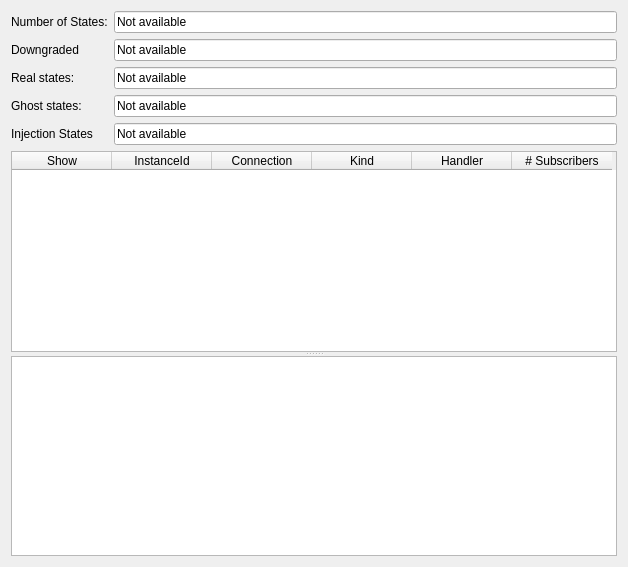
The window that src/dose/dose_dobexplorer.ss/src/entitystats.ui (SafirSDK/safir-sdk-core) describes before a commit, drawn with Qt 5.
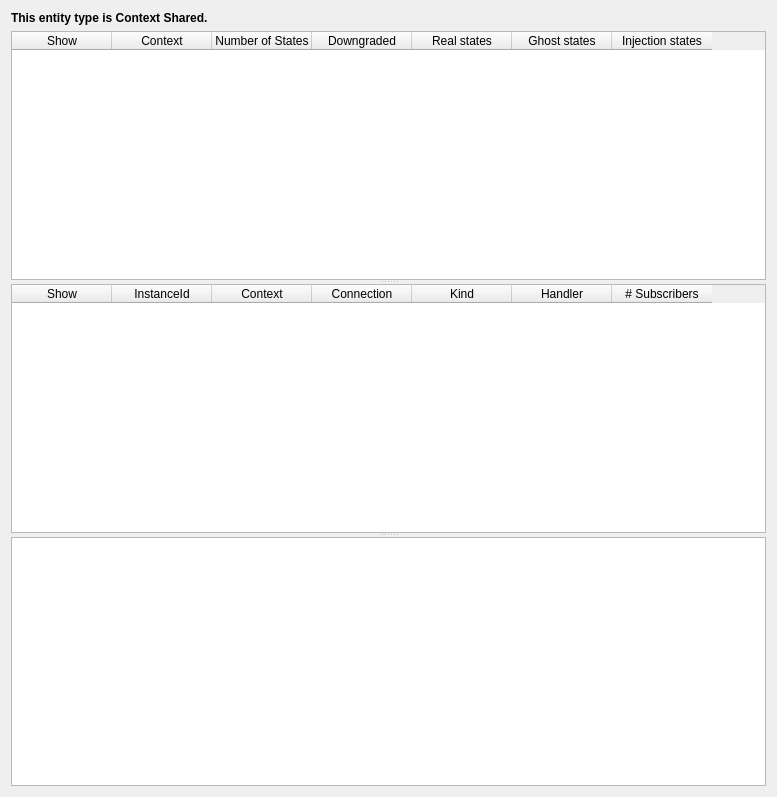
The same window after the commit.

The edit to the form file:
```diff
--- a/src/dose/dose_dobexplorer.ss/src/entitystats.ui
+++ b/src/dose/dose_dobexplorer.ss/src/entitystats.ui
@@ -1,155 +1,128 @@
 <ui version="4.0" >
  <class>EntityStatistics</class>
- <widget class="QWidget" name="EntityStatistics" >
-  <property name="geometry" >
+ <widget class="QWidget" name="EntityStatistics">
+  <property name="geometry">
    <rect>
     <x>0</x>
     <y>0</y>
-    <width>628</width>
-    <height>567</height>
+    <width>777</width>
+    <height>797</height>
    </rect>
   </property>
   <property name="windowTitle" >
    <string>EntityStatistics</string>
   </property>
-  <layout class="QVBoxLayout" >
-   <item>
-    <layout class="QGridLayout" >
-     <item row="0" column="0" >
-      <widget class="QLabel" name="label" >
-       <property name="text" >
-        <string>Number of States:</string>
-       </property>
-      </widget>
-     </item>
-     <item row="0" column="1" >
-      <widget class="QLineEdit" name="numStates" >
-       <property name="enabled" >
+  <layout class="QGridLayout" name="gridLayout">
+   <item row="0" column="0">
+    <layout class="QGridLayout" name="stateGrid">
+     <item row="0" column="0">
+      <widget class="QLabel" name="contextSharedLabel">
+       <property name="enabled">
         <bool>true</bool>
        </property>
-       <property name="text" >
-        <string>Not available</string>
+       <property name="font">
+        <font>
+         <weight>75</weight>
+         <bold>true</bold>
+        </font>
        </property>
-       <property name="readOnly" >
-        <bool>true</bool>
-       </property>
-      </widget>
-     </item>
-     <item row="2" column="0" >
-      <widget class="QLabel" name="label_2" >
-       <property name="text" >
-        <string>Real states:</string>
-       </property>
-      </widget>
-     </item>
-     <item row="2" column="1" >
-      <widget class="QLineEdit" name="numReal" >
-       <property name="enabled" >
-        <bool>true</bool>
-       </property>
-       <property name="text" >
-        <string>Not available</string>
-       </property>
-       <property name="readOnly" >
-        <bool>true</bool>
-       </property>
-      </widget>
-     </item>
-     <item row="3" column="0" >
-      <widget class="QLabel" name="label_3" >
-       <property name="text" >
-        <string>Ghost states:</string>
-       </property>
-      </widget>
-     </item>
-     <item row="3" column="1" >
-      <widget class="QLineEdit" name="numGhost" >
-       <property name="enabled" >
-        <bool>true</bool>
-       </property>
-       <property name="text" >
-        <string>Not available</string>
-       </property>
-       <property name="readOnly" >
-        <bool>true</bool>
-       </property>
-      </widget>
-     </item>
-     <item row="4" column="0" >
-      <widget class="QLabel" name="label_4" >
-       <property name="text" >
-        <string>Injection States</string>
-       </property>
-      </widget>
-     </item>
-     <item row="4" column="1" >
-      <widget class="QLineEdit" name="numInjections" >
-       <property name="enabled" >
-        <bool>true</bool>
-       </property>
-       <property name="text" >
-        <string>Not available</string>
-       </property>
-       <property name="readOnly" >
-        <bool>true</bool>
-       </property>
-      </widget>
-     </item>
-     <item row="1" column="1" >
-      <widget class="QLineEdit" name="numDowngraded" >
-       <property name="enabled" >
-        <bool>true</bool>
-       </property>
-       <property name="text" >
-        <string>Not available</string>
-       </property>
-       <property name="readOnly" >
-        <bool>true</bool>
-       </property>
-      </widget>
-     </item>
-     <item row="1" column="0" >
-      <widget class="QLabel" name="label_5" >
-       <property name="text" >
-        <string>Downgraded</string>
+       <property name="text">
+        <string>This entity type is Context Shared.</string>
        </property>
       </widget>
      </item>
     </layout>
    </item>
-   <item>
-    <widget class="QSplitter" name="splitter" >
-     <property name="orientation" >
+   <item row="1" column="0">
+    <widget class="QSplitter" name="splitter">
+     <property name="orientation">
       <enum>Qt::Vertical</enum>
      </property>
-     <widget class="QTableWidget" name="instances" >
+     <widget class="QTableWidget" name="contexts">
+      <property name="showGrid">
+       <bool>false</bool>
+      </property>
+      <property name="sortingEnabled">
+       <bool>true</bool>
+      </property>
+      <attribute name="horizontalHeaderShowSortIndicator" stdset="0">
+       <bool>false</bool>
+      </attribute>
+      <attribute name="horizontalHeaderShowSortIndicator" stdset="0">
+       <bool>false</bool>
+      </attribute>
       <column>
-       <property name="text" >
+       <property name="text">
         <string>Show</string>
        </property>
       </column>
       <column>
-       <property name="text" >
+       <property name="text">
+        <string>Context</string>
+       </property>
+      </column>
+      <column>
+       <property name="text">
+        <string>Number of States</string>
+       </property>
+      </column>
+      <column>
+       <property name="text">
+        <string>Downgraded</string>
+       </property>
+      </column>
+      <column>
+       <property name="text">
+        <string>Real states</string>
+       </property>
+      </column>
+      <column>
+       <property name="text">
+        <string>Ghost states</string>
+       </property>
+      </column>
+      <column>
+       <property name="text">
+        <string>Injection states</string>
+       </property>
+      </column>
+     </widget>
+     <widget class="QTableWidget" name="instances">
+      <property name="showGrid">
+       <bool>false</bool>
+      </property>
+      <column>
+       <property name="text">
+        <string>Show</string>
+       </property>
+      </column>
+      <column>
+       <property name="text">
         <string>InstanceId</string>
        </property>
       </column>
       <column>
-       <property name="text" >
+       <property name="text">
+        <string>Context</string>
+       </property>
+      </column>
+      <column>
+       <property name="text">
         <string>Connection</string>
        </property>
       </column>
       <column>
-       <property name="text" >
+       <property name="text">
         <string>Kind</string>
        </property>
       </column>
       <column>
-       <property name="text" >
+       <property name="text">
         <string>Handler</string>
        </property>
       </column>
       <column>
-       <property name="text" >
+       <property name="text">
         <string># Subscribers</string>
        </property>
       </column>
```
Left out of the diff: 7 changed lines with no effect on the pictures.
